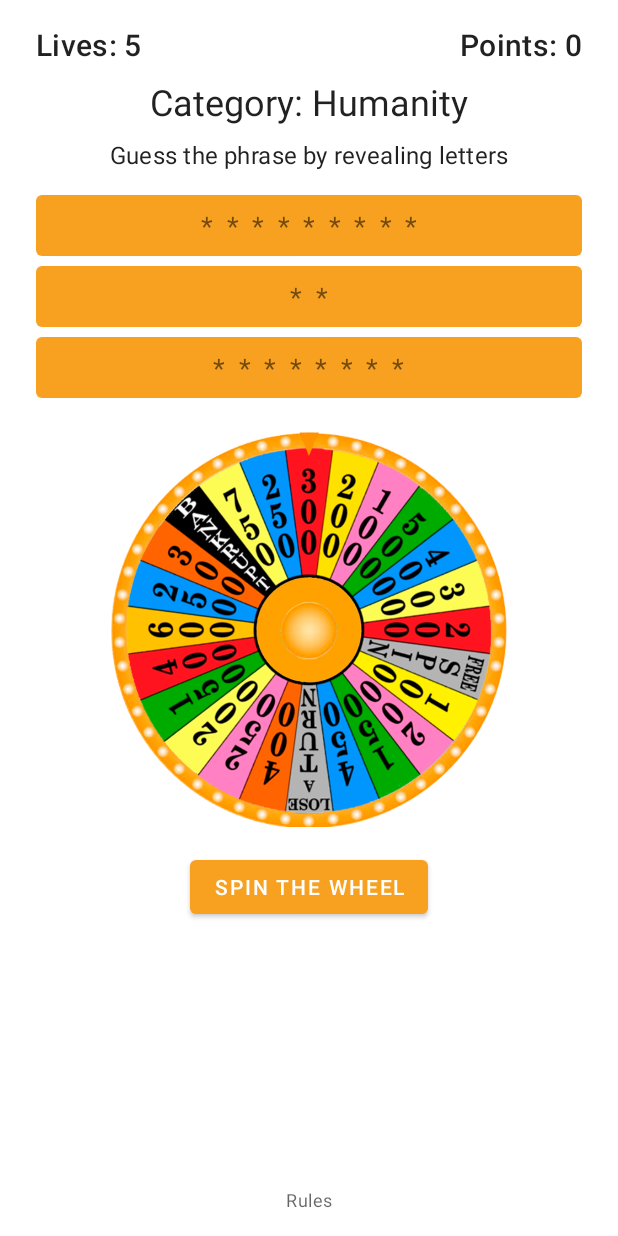
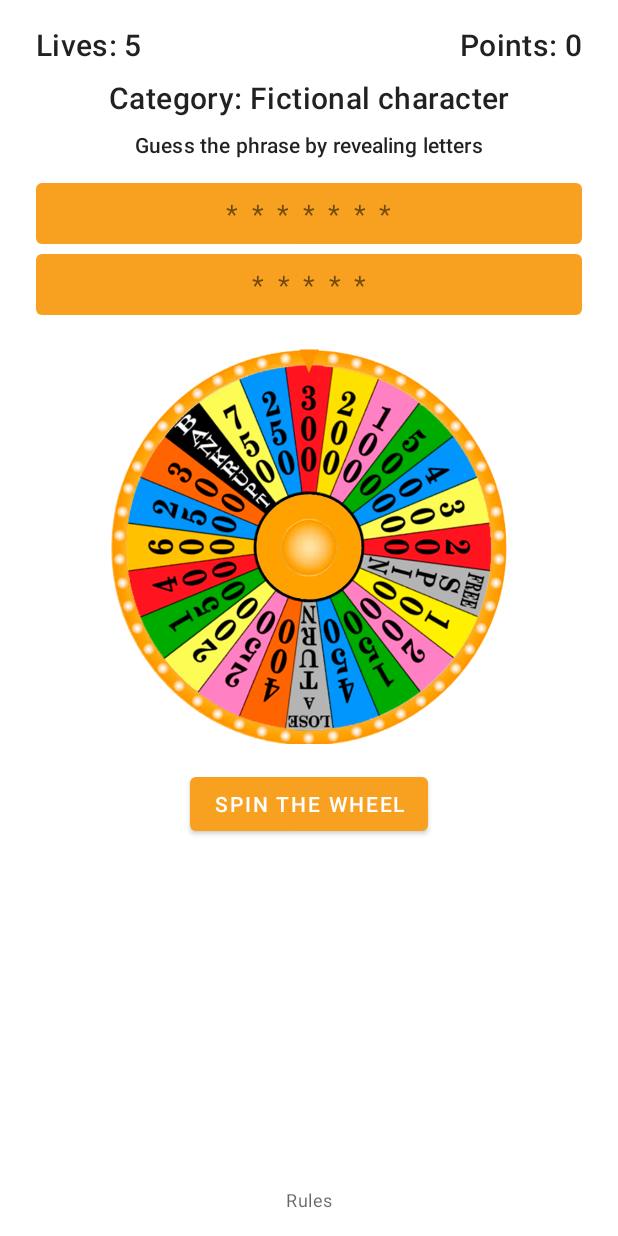
Before and after one commit to Rasm-P/Wheel-of-Fortune, an Android app: the screen it shows after launch (MainActivity), on a phone screen of 412 x 824 dp. Run offline under Robolectric (Android 15) with nearby library versions, the phone set to English and light mode, and no system bars; our stand-ins replace data binding; libraries missing offline, so code that uses them is left out: com.afollestad.materialdialogs.

Commit message:
Added more categories

```diff
--- a/WheelOfFortune/app/src/main/java/com/example/wheeloffortune/data/CategoryData.kt
+++ b/WheelOfFortune/app/src/main/java/com/example/wheeloffortune/data/CategoryData.kt
@@ -4,12 +4,19 @@ import com.example.wheeloffortune.models.Category
 
 class CategoryData() {
 
+    //Loads in Category data used in the app
     fun loadCategories(): List<Category> {
         return listOf(
-            Category("Birthday", listOf("Birthday surprise party")),
-            Category("Random", listOf("Randomized wordlist")),
-            Category("Humanity", listOf("Believing in humanity")),
-            Category("Android", listOf("Android and kotlin"))
+            Category("Bird", listOf("Mute swan","Bald eagle","Woodpecker")),
+            Category("Person", listOf("Sean connery","Donald Trump","Boris Johnson")),
+            Category("Landmark", listOf("Pyramids of Giza","Big Ben","The Little Mermaid")),
+            Category("Around the house", listOf("Cheese grater","Washing machine","Vacuum cleaner")),
+            Category("Fictional character", listOf("Indiana Jones","Luke Skywalker","James Bond")),
+            Category("Countries", listOf("Bosnien Hercegovina","The United States","Denmark")),
+            Category("Slogan", listOf("Just Do It","Think Different","Open Happiness")),
+            Category("Song", listOf("Bohemian Rhapsody","Billie Jean","Seven Nation Army")),
+            Category("Board games", listOf("Stratego","Monopoly","Battleship")),
+            Category("Movies", listOf("The terminator","Casino Royale","Alice in Wonderland")),
         )
     }
 }
--- a/WheelOfFortune/app/src/main/java/com/example/wheeloffortune/viewModels/WordGuessingViewModel.kt
+++ b/WheelOfFortune/app/src/main/java/com/example/wheeloffortune/viewModels/WordGuessingViewModel.kt
@@ -90,7 +90,7 @@ class WordGuessingViewModel() : ViewModel(){
         _wordListWithRevealed.value = getPhraseWithRevealed().value
     }
 
-    //Returns true if the _revealedCharacters list contains a specific char
+    //Returns false if the _revealedCharacters list contains a specific char
     fun doesNotContainChar(char : Char) : Boolean {
         for (c in _revealedCharacters) {
             if (c == char) {
--- a/WheelOfFortune/app/src/main/res/layout/fragment_game_lost.xml
+++ b/WheelOfFortune/app/src/main/res/layout/fragment_game_lost.xml
@@ -43,10 +43,11 @@
         android:id="@+id/play_again_button"
         android:layout_width="wrap_content"
         android:layout_height="wrap_content"
+        android:layout_marginTop="16dp"
         android:text="@string/play_again"
-        android:layout_marginTop="16dp"
         app:layout_constraintEnd_toEndOf="parent"
         app:layout_constraintStart_toStartOf="parent"
-        app:layout_constraintTop_toBottomOf="@+id/game_points" />
+        app:layout_constraintTop_toBottomOf="@+id/game_points"
+        tools:ignore="TextContrastCheck" />
 
 </androidx.constraintlayout.widget.ConstraintLayout>
--- a/WheelOfFortune/app/src/main/res/layout/fragment_game_won.xml
+++ b/WheelOfFortune/app/src/main/res/layout/fragment_game_won.xml
@@ -43,10 +43,11 @@
         android:id="@+id/play_again_button"
         android:layout_width="wrap_content"
         android:layout_height="wrap_content"
+        android:layout_marginTop="16dp"
         android:text="@string/play_again"
-        android:layout_marginTop="16dp"
         app:layout_constraintEnd_toEndOf="parent"
         app:layout_constraintStart_toStartOf="parent"
-        app:layout_constraintTop_toBottomOf="@+id/game_points" />
+        app:layout_constraintTop_toBottomOf="@+id/game_points"
+        tools:ignore="TextContrastCheck" />
 
 </androidx.constraintlayout.widget.ConstraintLayout>
--- a/WheelOfFortune/app/src/main/res/layout/fragment_word_guessing.xml
+++ b/WheelOfFortune/app/src/main/res/layout/fragment_word_guessing.xml
@@ -14,18 +14,6 @@
         android:layout_height="match_parent"
         android:padding="16dp"
         tools:context=".views.WordGuessing">
-
-        <TextView
-            android:id="@+id/instruction"
-            android:layout_width="wrap_content"
-            android:layout_height="wrap_content"
-            android:text="@string/guess_the_phrase_by_revealing_letters"
-            android:textAppearance="@style/TextAppearance.MaterialComponents.Subtitle1"
-            android:layout_marginTop="8dp"
-            app:layout_constraintBottom_toTopOf="@+id/recycler_view"
-            app:layout_constraintEnd_toEndOf="parent"
-            app:layout_constraintStart_toStartOf="parent"
-            app:layout_constraintTop_toBottomOf="@+id/category_title"/>
 
         <TextView
             android:id="@+id/lives"
@@ -53,13 +41,25 @@
             android:layout_width="wrap_content"
             android:layout_height="wrap_content"
             android:text="@{@string/category_title(wordGuessingViewModel.currentCategory.category)}"
-            android:textAppearance="@style/TextAppearance.MaterialComponents.Headline5"
+            android:textAppearance="@style/TextAppearance.MaterialComponents.Headline6"
             android:layout_marginTop="8dp"
             app:layout_constraintBottom_toTopOf="@+id/instruction"
             app:layout_constraintEnd_toEndOf="parent"
             app:layout_constraintStart_toStartOf="parent"
             app:layout_constraintTop_toBottomOf="@+id/lives"
             tools:text="Title"/>
+
+        <TextView
+            android:id="@+id/instruction"
+            android:layout_width="wrap_content"
+            android:layout_height="wrap_content"
+            android:text="@string/guess_the_phrase_by_revealing_letters"
+            android:textAppearance="@style/TextAppearance.MaterialComponents.Subtitle2"
+            android:layout_marginTop="8dp"
+            app:layout_constraintBottom_toTopOf="@+id/recycler_view"
+            app:layout_constraintEnd_toEndOf="parent"
+            app:layout_constraintStart_toStartOf="parent"
+            app:layout_constraintTop_toBottomOf="@+id/category_title"/>
 
         <androidx.recyclerview.widget.RecyclerView
             android:id="@+id/recycler_view"
@@ -72,25 +72,37 @@
             app:layout_constraintStart_toStartOf="parent"
             app:layout_constraintTop_toBottomOf="@+id/instruction" />
 
-        <Button
-            android:id="@+id/spin_the_wheel"
-            android:layout_width="wrap_content"
+        <RelativeLayout
+            android:id="@+id/wheel_spin"
+            android:layout_width="match_parent"
             android:layout_height="wrap_content"
-            android:layout_marginTop="16dp"
-            android:text="@string/spin_the_wheel"
-            app:layout_constraintEnd_toEndOf="parent"
-            app:layout_constraintStart_toStartOf="parent"
-            app:layout_constraintTop_toBottomOf="@+id/guess_phrase_text_field" />
+            app:layout_constraintTop_toBottomOf="@+id/recycler_view"
+            android:layout_marginTop="16dp">
 
-        <Button
-            android:id="@+id/submit_letter"
-            android:layout_width="wrap_content"
-            android:layout_height="wrap_content"
-            android:layout_marginTop="16dp"
-            android:text="@string/submit_letter"
-            app:layout_constraintEnd_toEndOf="parent"
-            app:layout_constraintStart_toStartOf="parent"
-            app:layout_constraintTop_toBottomOf="@+id/guess_phrase_text_field" />
+            <ImageView
+                android:id="@+id/wheel"
+                android:layout_width="match_parent"
+                android:layout_height="wrap_content"
+                android:layout_marginStart="50dp"
+                android:layout_marginEnd="50dp"
+                android:adjustViewBounds="true"
+                android:cropToPadding="false"
+                android:importantForAccessibility="no"
+                android:scaleType="centerInside"
+                android:src="@drawable/wheel_of_fortune_spin" />
+
+            <ImageView
+                android:id="@+id/circle"
+                android:layout_width="match_parent"
+                android:layout_height="wrap_content"
+                android:layout_marginStart="50dp"
+                android:layout_marginEnd="50dp"
+                android:adjustViewBounds="true"
+                android:cropToPadding="false"
+                android:importantForAccessibility="no"
+                android:scaleType="centerInside"
+                android:src="@drawable/wheel_of_fortune_circle" />
+        </RelativeLayout>
 
         <com.google.android.material.textfield.TextInputLayout
             android:id="@+id/guess_phrase_text_field"
@@ -109,39 +121,31 @@
                 android:layout_width="match_parent"
                 android:layout_height="match_parent"
                 android:inputType="textPersonName|textNoSuggestions"
-                android:maxLines="1"/>
+                android:maxLines="1"
+                tools:ignore="TextContrastCheck" />
         </com.google.android.material.textfield.TextInputLayout>
 
-        <RelativeLayout
-            android:id="@+id/wheel_spin"
-            android:layout_width="match_parent"
+        <Button
+            android:id="@+id/spin_the_wheel"
+            android:layout_width="wrap_content"
             android:layout_height="wrap_content"
-            app:layout_constraintTop_toBottomOf="@+id/recycler_view"
-            android:layout_marginTop="16dp">
+            android:layout_marginTop="16dp"
+            android:text="@string/spin_the_wheel"
+            app:layout_constraintEnd_toEndOf="parent"
+            app:layout_constraintStart_toStartOf="parent"
+            app:layout_constraintTop_toBottomOf="@+id/guess_phrase_text_field"
+            tools:ignore="TouchTargetSizeCheck,TextContrastCheck" />
 
-            <ImageView
-                android:id="@+id/wheel"
-                android:layout_width="match_parent"
-                android:layout_height="wrap_content"
-                android:layout_marginStart="50dp"
-                android:layout_marginEnd="50dp"
-                android:scaleType="centerInside"
-                android:src="@drawable/wheel_of_fortune_spin"
-                android:adjustViewBounds="true"
-                android:cropToPadding="false"/>
-
-            <ImageView
-                android:id="@+id/circle"
-                android:layout_width="match_parent"
-                android:layout_height="wrap_content"
-                android:layout_marginStart="50dp"
-                android:layout_marginEnd="50dp"
-                android:scaleType="centerInside"
-                android:src="@drawable/wheel_of_fortune_circle"
-                android:adjustViewBounds="true"
-                android:cropToPadding="false"/>
-
-        </RelativeLayout>
+        <Button
+            android:id="@+id/submit_letter"
+            android:layout_width="wrap_content"
+            android:layout_height="wrap_content"
+            android:layout_marginTop="16dp"
+            android:text="@string/submit_letter"
+            app:layout_constraintEnd_toEndOf="parent"
+            app:layout_constraintStart_toStartOf="parent"
+            app:layout_constraintTop_toBottomOf="@+id/guess_phrase_text_field"
+            tools:ignore="TextContrastCheck,TouchTargetSizeCheck" />
 
         <TextView
             android:id="@+id/rules_page"
@@ -152,7 +156,8 @@
             android:textAppearance="@style/TextAppearance.MaterialComponents.Caption"
             app:layout_constraintBottom_toBottomOf="parent"
             app:layout_constraintLeft_toLeftOf="parent"
-            app:layout_constraintRight_toRightOf="parent"/>
+            app:layout_constraintRight_toRightOf="parent"
+            tools:ignore="TextContrastCheck" />
 
     </androidx.constraintlayout.widget.ConstraintLayout>
 </layout>
--- a/WheelOfFortune/app/src/main/res/layout/game_rules_dialog.xml
+++ b/WheelOfFortune/app/src/main/res/layout/game_rules_dialog.xml
@@ -21,7 +21,7 @@
         android:layout_width="match_parent"
         android:layout_height="wrap_content"
         android:text="@string/rule1"
-        android:textAppearance="@style/TextAppearance.MaterialComponents.Subtitle1"
+        android:textAppearance="@style/TextAppearance.MaterialComponents.Subtitle2"
         android:layout_margin="8dp"
         app:layout_constraintBottom_toTopOf="@+id/game_rule2"
         app:layout_constraintEnd_toEndOf="parent"
@@ -32,7 +32,7 @@
         android:layout_width="match_parent"
         android:layout_height="wrap_content"
         android:text="@string/rule2"
-        android:textAppearance="@style/TextAppearance.MaterialComponents.Subtitle1"
+        android:textAppearance="@style/TextAppearance.MaterialComponents.Subtitle2"
         android:layout_margin="8dp"
         app:layout_constraintBottom_toTopOf="@+id/game_rule3"
         app:layout_constraintEnd_toEndOf="parent"
@@ -43,7 +43,7 @@
         android:layout_width="match_parent"
         android:layout_height="wrap_content"
         android:text="@string/rule3"
-        android:textAppearance="@style/TextAppearance.MaterialComponents.Subtitle1"
+        android:textAppearance="@style/TextAppearance.MaterialComponents.Subtitle2"
         android:layout_margin="8dp"
         app:layout_constraintBottom_toTopOf="@+id/game_rule4"
         app:layout_constraintEnd_toEndOf="parent"
@@ -54,7 +54,7 @@
         android:layout_width="match_parent"
         android:layout_height="wrap_content"
         android:text="@string/rule4"
-        android:textAppearance="@style/TextAppearance.MaterialComponents.Subtitle1"
+        android:textAppearance="@style/TextAppearance.MaterialComponents.Subtitle2"
         android:layout_margin="8dp"
         app:layout_constraintBottom_toBottomOf="parent"
         app:layout_constraintEnd_toEndOf="parent"
@@ -66,7 +66,7 @@
         android:layout_width="match_parent"
         android:layout_height="wrap_content"
         android:text="@string/rule5"
-        android:textAppearance="@style/TextAppearance.MaterialComponents.Subtitle1"
+        android:textAppearance="@style/TextAppearance.MaterialComponents.Subtitle2"
         android:layout_margin="8dp"
         app:layout_constraintEnd_toEndOf="parent"
         app:layout_constraintStart_toStartOf="parent"
@@ -77,7 +77,7 @@
         android:layout_width="match_parent"
         android:layout_height="wrap_content"
         android:text="@string/rule6"
-        android:textAppearance="@style/TextAppearance.MaterialComponents.Subtitle1"
+        android:textAppearance="@style/TextAppearance.MaterialComponents.Subtitle2"
         android:layout_margin="8dp"
         app:layout_constraintEnd_toEndOf="parent"
         app:layout_constraintStart_toStartOf="parent"
@@ -88,7 +88,7 @@
         android:layout_width="match_parent"
         android:layout_height="wrap_content"
         android:text="@string/rule7"
-        android:textAppearance="@style/TextAppearance.MaterialComponents.Subtitle1"
+        android:textAppearance="@style/TextAppearance.MaterialComponents.Subtitle2"
         android:layout_margin="8dp"
         app:layout_constraintEnd_toEndOf="parent"
         app:layout_constraintStart_toStartOf="parent"
@@ -99,7 +99,7 @@
         android:layout_width="match_parent"
         android:layout_height="wrap_content"
         android:text="@string/rule8"
-        android:textAppearance="@style/TextAppearance.MaterialComponents.Subtitle1"
+        android:textAppearance="@style/TextAppearance.MaterialComponents.Subtitle2"
         android:layout_margin="8dp"
         app:layout_constraintEnd_toEndOf="parent"
         app:layout_constraintStart_toStartOf="parent"
--- a/WheelOfFortune/app/src/main/res/values-night/themes.xml
+++ b/WheelOfFortune/app/src/main/res/values-night/themes.xml
@@ -1,6 +1,6 @@
 <resources xmlns:tools="http://schemas.android.com/tools">
     <!-- Base application theme. -->
-    <style name="Theme.WheelOfFortune" parent="Theme.MaterialComponents.DayNight.DarkActionBar">
+    <style name="Theme.WheelOfFortune" parent="Theme.MaterialComponents.DayNight.NoActionBar">
         <!-- Primary brand color. -->
         <item name="colorPrimary">@color/gold_200</item>
         <item name="colorPrimaryVariant">@color/gold_700</item>
```
